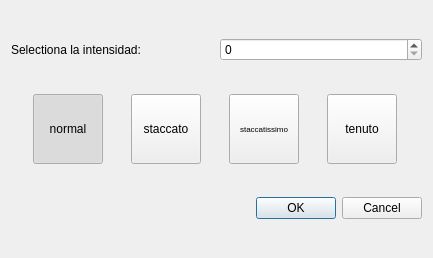
JuanjoMrt/Jmidi, file ui/select_note_dialog.ui: the form before one commit.
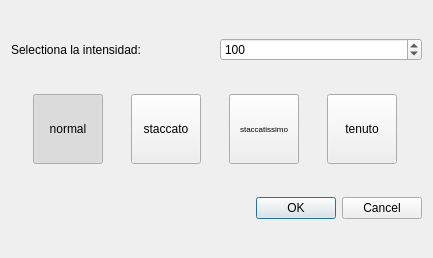
The form after the commit.

Commit message: Graphics view added and updates to the note class

Patch:
```diff
--- a/ui/select_note_dialog.ui
+++ b/ui/select_note_dialog.ui
@@ -24,7 +24,17 @@
       </widget>
      </item>
      <item>
-      <widget class="QSpinBox" name="sb_velocity"/>
+      <widget class="QSpinBox" name="sb_velocity">
+       <property name="minimum">
+        <number>1</number>
+       </property>
+       <property name="maximum">
+        <number>127</number>
+       </property>
+       <property name="value">
+        <number>100</number>
+       </property>
+      </widget>
      </item>
     </layout>
    </item>
```
The commit also changes 13 other files.
